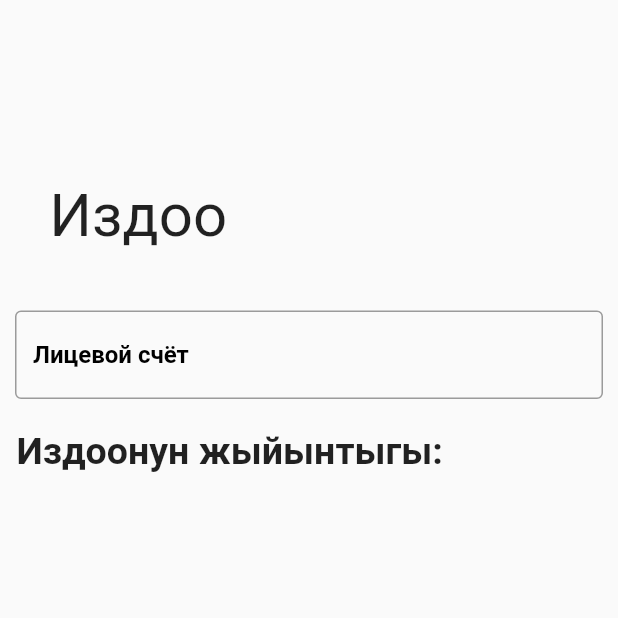
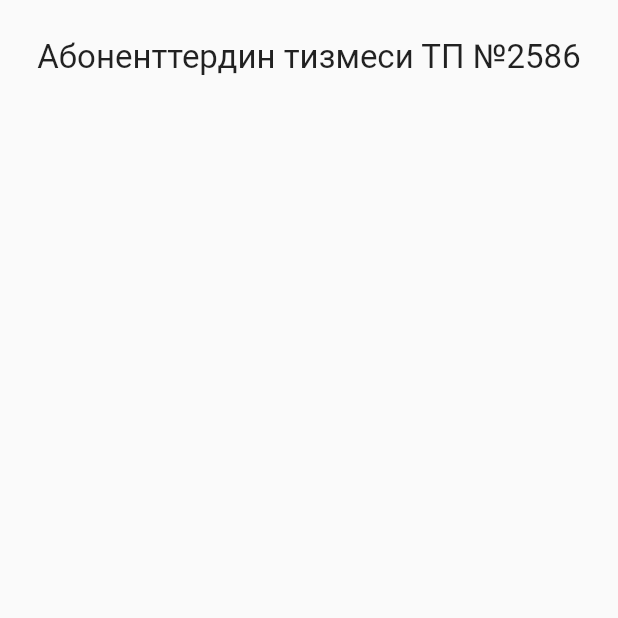
Before and after one commit to bekbosun/New-applucation, a Flutter app: the screen it shows after launch, on a phone screen of 412 x 824 dp, the top half of it. Run offline on Flutter 3.47's test engine with Material 2 defaults, Android fonts, the light colour scheme and no system bars; our stand-ins replace google_fonts.

Commit message:
Initial commit

```diff
--- /dev/null
+++ b/lib/UI/TP_list_user.dart
@@ -0,0 +1,26 @@
+import 'package:flutter/material.dart';
+
+class TPListUserScreen extends StatelessWidget {
+  //const TPListScreen({Key key}) : super(key: key);
+
+  @override
+  Widget build(BuildContext context) {
+    return Scaffold(
+      body: SafeArea(
+        child: Column(
+          children: [
+            SizedBox(
+              height: 25,
+            ),
+            Center(
+              child: Text(
+                'Абоненттердин тизмеси ТП №2586',
+                style: TextStyle(fontSize: 22),
+              ),
+            ),
+          ],
+        ),
+      ),
+    );
+  }
+}
--- a/lib/main.dart
+++ b/lib/main.dart
@@ -1,4 +1,6 @@
 import 'package:flutter/material.dart';
+import 'package:flutter_application_new/UI/TP_list_user.dart';
+import 'package:flutter_application_new/UI/TPlist.dart';
 import 'package:flutter_application_new/UI/register.dart';
 import 'package:flutter_application_new/UI/search.dart';
 //import 'package:flutter_application_new/UI/splash_screen.dart';
@@ -16,7 +18,7 @@ class OshApp extends StatelessWidget {
       theme: ThemeData(
         primarySwatch: Colors.blue,
       ),
-      home: SearchScreen(),
+      home: TPListUserScreen(),
     );
   }
 }
```
Also changed, not shown: lib/UI/TPlist.dart (added, +26 -0 lines).
